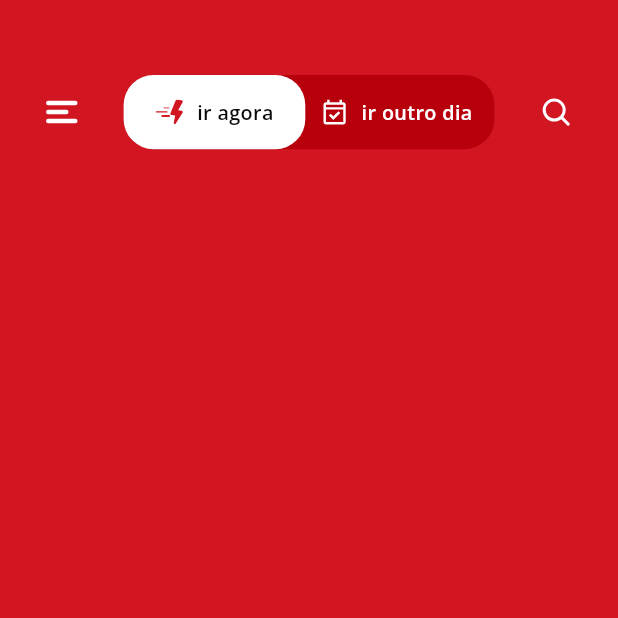
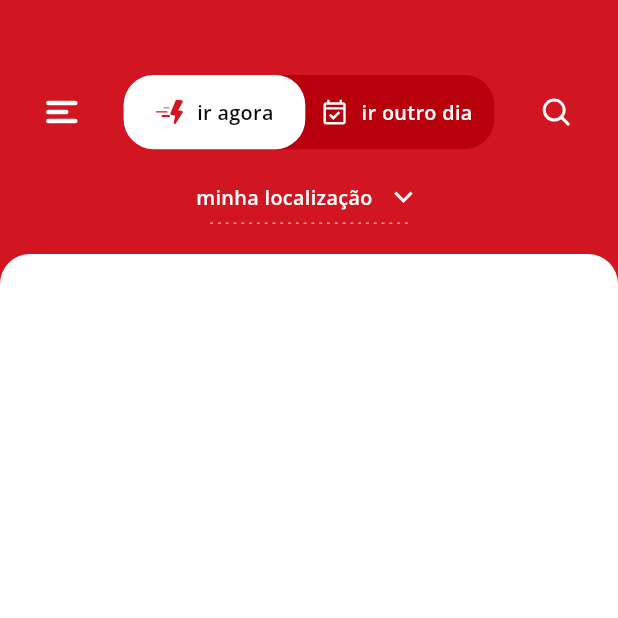
Before and after one commit to raffashe/guia_moteis, a Flutter app: the screen it shows after launch, on a phone screen of 412 x 824 dp, the top half of it. Run offline on Flutter 3.47's test engine with Material 3 defaults, Android fonts, the phone set to English and light mode, and no system bars; drawn by our look-alikes of flutter_dash; our stand-ins replace flutter_svg, google_fonts.

Commit message:
feat: :heavy_plus_sign: Add location widget
Add location widget

Add location widget

```diff
--- a/lib/core/constants/app_colors.dart
+++ b/lib/core/constants/app_colors.dart
@@ -9,6 +9,7 @@ class AppColors {
   static const Color progressInactive = Color(0xFFBFBFBF);
   static const Color progressActive = Color(0xFF959595);
   static const Color iconScore = Color(0xFFFFB200);
+  static const Color dash = Color(0xFFFF999E);
 
   // Font colors
   static const Color fontPrimary = Color(0xFF373737);
--- a/lib/core/constants/app_text_styles.dart
+++ b/lib/core/constants/app_text_styles.dart
@@ -11,6 +11,7 @@ class AppTextStyles {
       fontSize: adjustedFontSize,
       fontWeight: fontWeight,
       color: color,
+      height: 0.64,
     );
   }
 
@@ -31,6 +32,7 @@ class AppTextStyles {
       fontSize: 24 * (MediaQuery.of(context).size.width / 375),
       fontWeight: FontWeight.w400,
       color: color,
+      height: 0.64,
     );
   }
 
--- /dev/null
+++ b/lib/presentation/modals/motel_details_modal.dart
@@ -0,0 +1,30 @@
+import 'package:flutter/material.dart';
+
+class MotelDetailsModal extends StatelessWidget {
+  final Widget child;
+
+  const MotelDetailsModal({super.key, required this.child});
+
+  @override
+  Widget build(BuildContext context) {
+    return Container(
+      width: MediaQuery.of(context).size.width,
+      constraints: BoxConstraints(
+        minHeight: MediaQuery.of(context).size.height * 0.6,
+      ),
+      decoration: const BoxDecoration(
+        color: Colors.white,
+        borderRadius: BorderRadius.only(
+          topLeft: Radius.circular(20),
+          topRight: Radius.circular(20),
+        ),
+      ),
+      child: SingleChildScrollView(
+        child: Padding(
+          padding: const EdgeInsets.all(16.0),
+          child: child,
+        ),
+      ),
+    );
+  }
+}
--- a/lib/presentation/views/home_page.dart
+++ b/lib/presentation/views/home_page.dart
@@ -1,6 +1,8 @@
 import 'package:flutter/material.dart';
 import 'package:flutter_svg/svg.dart';
 import 'package:guia_moteis/core/constants/app_colors.dart';
+import 'package:guia_moteis/presentation/modals/motel_details_modal.dart';
+import '../widgets/location_widget.dart';
 import '../widgets/segmented_controls_widget.dart';
 
 class HomePage extends StatefulWidget {
@@ -18,7 +20,7 @@ class _HomePageState extends State<HomePage> {
       body: Column(
         children: [
           Padding(
-            padding: EdgeInsets.only(top: 50),
+            padding: const EdgeInsets.only(top: 50),
             child: Center(
               child: Row(
                 mainAxisAlignment: MainAxisAlignment.spaceEvenly,
@@ -28,7 +30,7 @@ class _HomePageState extends State<HomePage> {
                     width: 24,
                     height: 24,
                   ),
-                  SegmentedControls(),
+                  const SegmentedControls(),
                   SvgPicture.asset(
                     'assets/search.svg',
                     width: 24,
@@ -38,6 +40,17 @@ class _HomePageState extends State<HomePage> {
               ),
             ),
           ),
+          Padding(
+            padding: const EdgeInsets.only(top: 20, bottom: 20),
+            child: LocationWidget(location: 'minha localização'),
+          ),
+          Expanded(
+            child: MotelDetailsModal(
+              child: Column(
+                children: [],
+              ),
+            ),
+          ),
         ],
       ),
     );
--- /dev/null
+++ b/lib/presentation/widgets/location_widget.dart
@@ -0,0 +1,46 @@
+import 'package:flutter/material.dart';
+import 'package:flutter_svg/flutter_svg.dart';
+import 'package:guia_moteis/core/constants/app_colors.dart';
+import 'package:guia_moteis/core/constants/app_text_styles.dart';
+import 'package:flutter_dash/flutter_dash.dart';
+
+class LocationWidget extends StatelessWidget {
+  final String location;
+
+  const LocationWidget({super.key, required this.location});
+
+  @override
+  Widget build(BuildContext context) {
+    double screenWidth = MediaQuery.of(context).size.width;
+    double iconSize = screenWidth * 0.06;
+    double dashWidth = screenWidth * 0.32;
+
+    return Column(
+      mainAxisSize: MainAxisSize.min,
+      children: [
+        Row(
+          mainAxisSize: MainAxisSize.min,
+          children: [
+            Text(location,
+                style: AppTextStyles.os12SemiBold(context,
+                    color: AppColors.bgCards)),
+            SizedBox(width: screenWidth * 0.02),
+            SvgPicture.asset(
+              'assets/arrow_down.svg',
+              width: iconSize,
+              height: iconSize,
+            ),
+          ],
+        ),
+        SizedBox(height: screenWidth * 0.01),
+        Dash(
+          direction: Axis.horizontal,
+          length: dashWidth,
+          dashLength: 2,
+          dashThickness: 1,
+          dashColor: AppColors.dash,
+        ),
+      ],
+    );
+  }
+}
--- a/pubspec.yaml
+++ b/pubspec.yaml
@@ -17,6 +17,7 @@ dependencies:
   http: ^1.3.0
   google_fonts: ^6.2.1
   flutter_svg: ^2.0.17
+  flutter_dash: ^1.0.0
 
 dev_dependencies:
   flutter_test:
```
Also changed, not shown: assets/arrow_down.svg (added).
